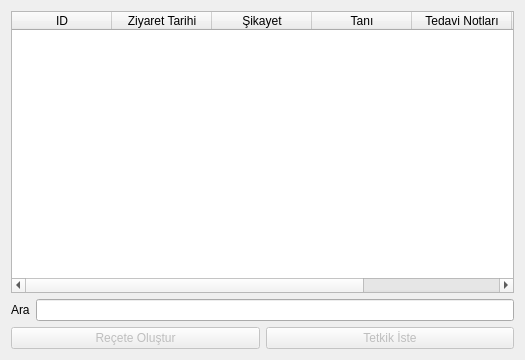
Above: ui/veri-liste/ziyaretliste.ui from melihkayaduvar/saglikocagi before the change. Below: the same form after it.
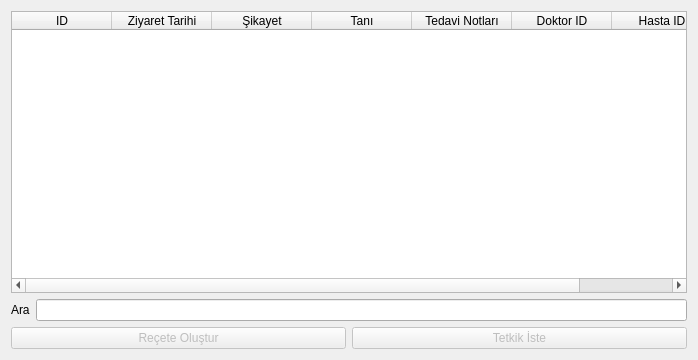
That is the form after the change.

```diff
--- a/ui/veri-liste/ziyaretliste.ui
+++ b/ui/veri-liste/ziyaretliste.ui
@@ -6,7 +6,7 @@
    <rect>
     <x>0</x>
     <y>0</y>
-    <width>525</width>
+    <width>698</width>
     <height>360</height>
    </rect>
   </property>
```
